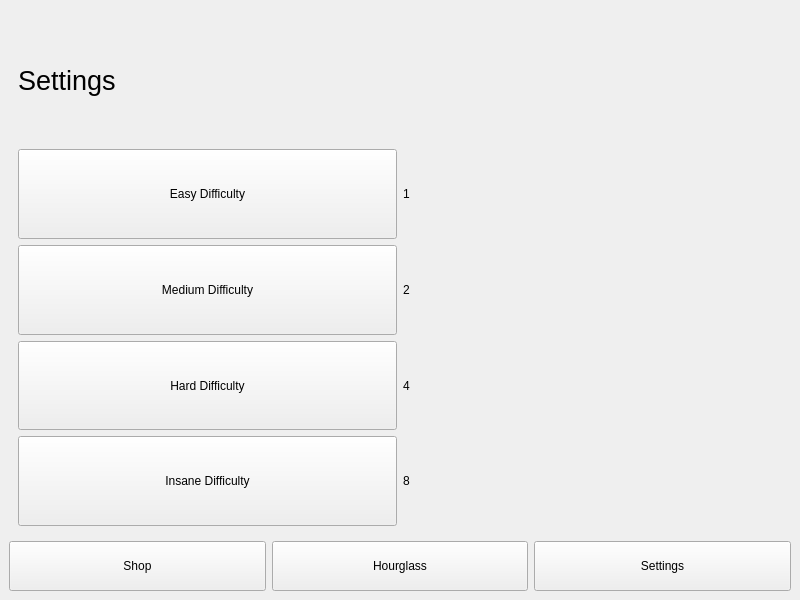
This is mainwindow.ui in ljvaughn0841/COP3003-Integration-Project as Qt 5 draws it before an edit. The edited form follows.
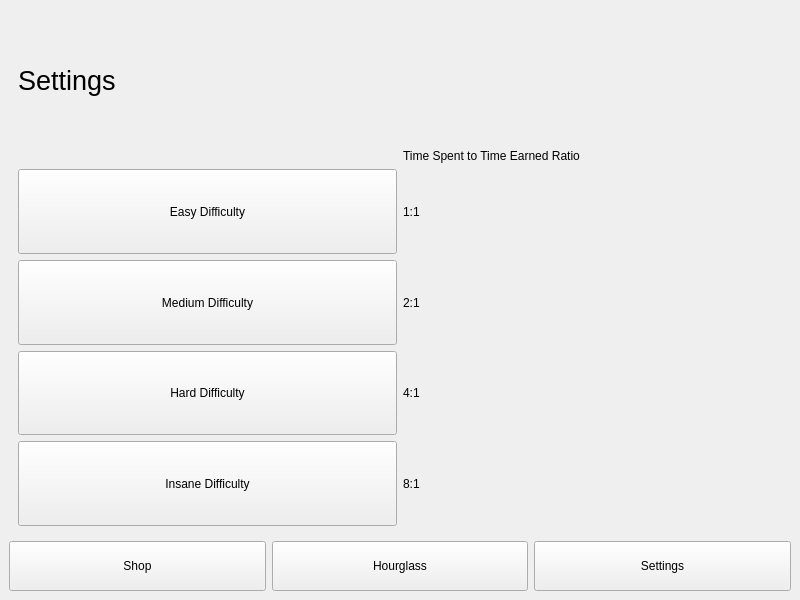
This is the edited form. The open tabs and pages were chosen to show the change.

What changed in the file:
```diff
--- a/mainwindow.ui
+++ b/mainwindow.ui
@@ -243,46 +243,6 @@
       </widget>
       <widget class="QWidget" name="settingsPage">
        <layout class="QGridLayout" name="gridLayout">
-        <item row="2" column="0">
-         <widget class="QPushButton" name="mediumButton">
-          <property name="sizePolicy">
-           <sizepolicy hsizetype="Minimum" vsizetype="MinimumExpanding">
-            <horstretch>0</horstretch>
-            <verstretch>0</verstretch>
-           </sizepolicy>
-          </property>
-          <property name="text">
-           <string>Medium Difficulty</string>
-          </property>
-         </widget>
-        </item>
-        <item row="3" column="0">
-         <widget class="QPushButton" name="hardButton">
-          <property name="sizePolicy">
-           <sizepolicy hsizetype="Minimum" vsizetype="MinimumExpanding">
-            <horstretch>0</horstretch>
-            <verstretch>0</verstretch>
-           </sizepolicy>
-          </property>
-          <property name="text">
-           <string>Hard Difficulty</string>
-          </property>
-         </widget>
-        </item>
-        <item row="1" column="1">
-         <widget class="QLabel" name="label_2">
-          <property name="text">
-           <string>1</string>
-          </property>
-         </widget>
-        </item>
-        <item row="2" column="1">
-         <widget class="QLabel" name="label_7">
-          <property name="text">
-           <string>2</string>
-          </property>
-         </widget>
-        </item>
         <item row="0" column="0">
          <widget class="QLabel" name="label">
           <property name="sizePolicy">
@@ -307,8 +267,8 @@
           </property>
          </widget>
         </item>
-        <item row="1" column="0">
-         <widget class="QPushButton" name="easyButton">
+        <item row="3" column="0">
+         <widget class="QPushButton" name="mediumButton">
           <property name="sizePolicy">
            <sizepolicy hsizetype="Minimum" vsizetype="MinimumExpanding">
             <horstretch>0</horstretch>
@@ -316,18 +276,52 @@
            </sizepolicy>
           </property>
           <property name="text">
-           <string>Easy Difficulty</string>
+           <string>Medium Difficulty</string>
+          </property>
+         </widget>
+        </item>
+        <item row="5" column="1">
+         <widget class="QLabel" name="label_8">
+          <property name="text">
+           <string>8:1</string>
           </property>
          </widget>
         </item>
         <item row="3" column="1">
+         <widget class="QLabel" name="label_7">
+          <property name="text">
+           <string>2:1</string>
+          </property>
+         </widget>
+        </item>
+        <item row="4" column="1">
          <widget class="QLabel" name="label_9">
           <property name="text">
-           <string>4</string>
+           <string>4:1</string>
           </property>
          </widget>
         </item>
-        <item row="4" column="0">
+        <item row="2" column="1">
+         <widget class="QLabel" name="label_2">
+          <property name="text">
+           <string>1:1</string>
+          </property>
+         </widget>
+        </item>
+        <item row="2" column="0">
+         <widget class="QPushButton" name="easyButton">
+          <property name="sizePolicy">
+           <sizepolicy hsizetype="Minimum" vsizetype="MinimumExpanding">
+            <horstretch>0</horstretch>
+            <verstretch>0</verstretch>
+           </sizepolicy>
+          </property>
+          <property name="text">
+           <string>Easy Difficulty</string>
+          </property>
+         </widget>
+        </item>
+        <item row="5" column="0">
          <widget class="QPushButton" name="insaneButton">
           <property name="sizePolicy">
            <sizepolicy hsizetype="Minimum" vsizetype="MinimumExpanding">
@@ -340,10 +334,23 @@
           </property>
          </widget>
         </item>
-        <item row="4" column="1">
-         <widget class="QLabel" name="label_8">
+        <item row="4" column="0">
+         <widget class="QPushButton" name="hardButton">
+          <property name="sizePolicy">
+           <sizepolicy hsizetype="Minimum" vsizetype="MinimumExpanding">
+            <horstretch>0</horstretch>
+            <verstretch>0</verstretch>
+           </sizepolicy>
+          </property>
           <property name="text">
-           <string>8</string>
+           <string>Hard Difficulty</string>
+          </property>
+         </widget>
+        </item>
+        <item row="1" column="1">
+         <widget class="QLabel" name="label_11">
+          <property name="text">
+           <string>Time Spent to Time Earned Ratio</string>
           </property>
          </widget>
         </item>
```
